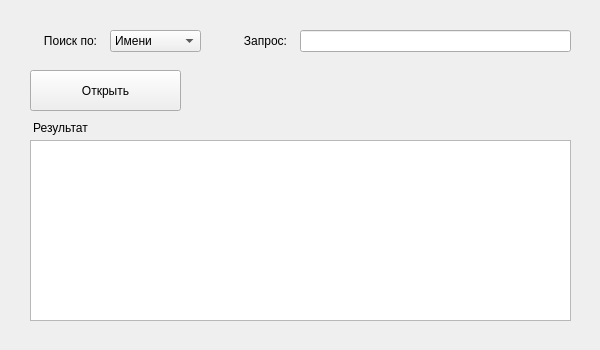
Before: the Qt Designer form ui/projects_view.ui in Free3err/toDev, drawn with Qt 5.
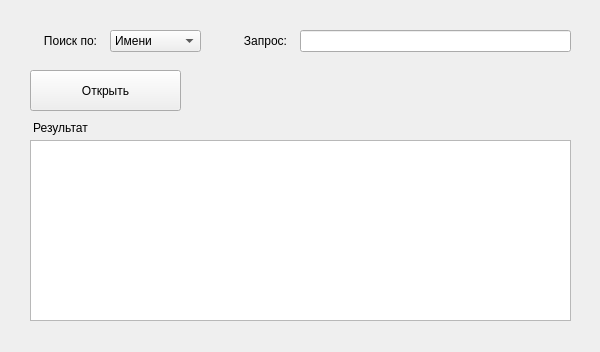
After: the same form once the commit is applied.

```diff
--- a/ui/projects_view.ui
+++ b/ui/projects_view.ui
@@ -7,7 +7,7 @@
     <x>0</x>
     <y>0</y>
     <width>600</width>
-    <height>350</height>
+    <height>352</height>
    </rect>
   </property>
   <property name="windowTitle">
```
